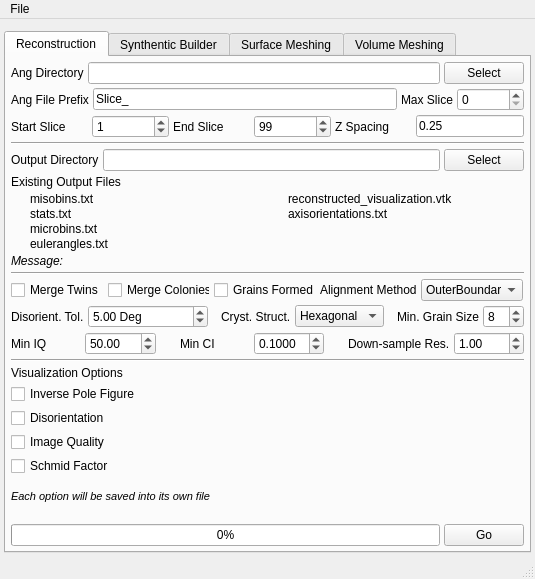
BlueQuartzSoftware/DREAM3D, file Source/AIM/GUI/UI_Files/RepresentationUI.ui: the form before one commit.
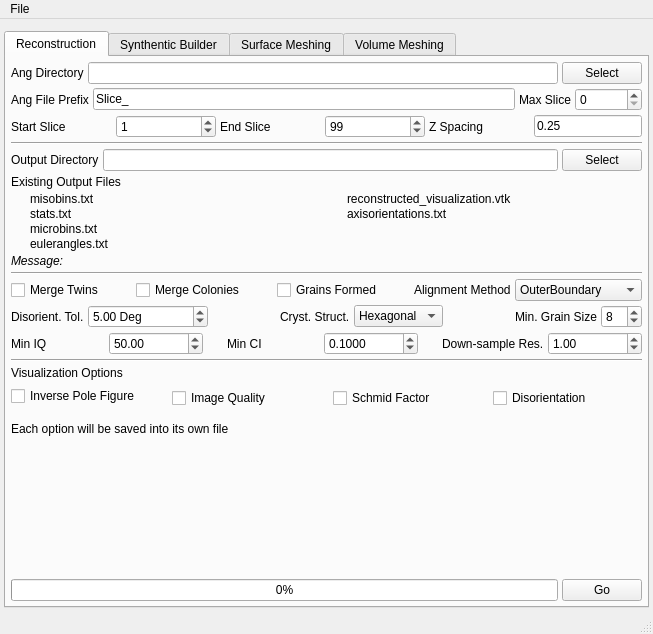
The form after the commit. Icons and pictures are not drawn.

Commit message: Initial working version of the HDF5 Visualization file writer which writes a Vtk Unstructured grid to an HDF5 file. Also fixed the file writing of the 'alignment.txt' file which is now named 'Reconstruction_Alignment.txt' and placed in the 'Reconstruction' output directory.

Patch:
```diff
--- a/Source/AIM/GUI/UI_Files/RepresentationUI.ui
+++ b/Source/AIM/GUI/UI_Files/RepresentationUI.ui
@@ -6,8 +6,8 @@
    <rect>
     <x>0</x>
     <y>0</y>
-    <width>535</width>
-    <height>579</height>
+    <width>653</width>
+    <height>634</height>
    </rect>
   </property>
   <property name="windowTitle">
@@ -677,9 +677,6 @@
         </item>
         <item>
          <layout class="QVBoxLayout" name="verticalLayout_5">
-          <property name="margin">
-           <number>0</number>
-          </property>
           <item>
            <widget class="QLabel" name="label_29">
             <property name="text">
@@ -688,60 +685,50 @@
            </widget>
           </item>
           <item>
-           <layout class="QFormLayout" name="formLayout_10">
-            <property name="fieldGrowthPolicy">
-             <enum>QFormLayout::FieldsStayAtSizeHint</enum>
-            </property>
-            <property name="labelAlignment">
-             <set>Qt::AlignCenter</set>
-            </property>
-            <property name="horizontalSpacing">
-             <number>12</number>
-            </property>
-            <property name="verticalSpacing">
-             <number>4</number>
-            </property>
+           <layout class="QGridLayout" name="gridLayout_19">
             <property name="bottomMargin">
              <number>10</number>
             </property>
-            <item row="0" column="0">
+            <property name="horizontalSpacing">
+             <number>12</number>
+            </property>
+            <property name="verticalSpacing">
+             <number>4</number>
+            </property>
+            <item row="0" column="0" rowspan="2">
              <widget class="QCheckBox" name="IPFoutputoption">
               <property name="text">
                <string>Inverse Pole Figure</string>
               </property>
              </widget>
             </item>
-            <item row="1" column="0">
-             <widget class="QCheckBox" name="Disorientationoutputoption">
-              <property name="text">
-               <string>Disorientation</string>
-              </property>
-             </widget>
-            </item>
-            <item row="2" column="0">
+            <item row="1" column="1">
              <widget class="QCheckBox" name="ImageQualityoutputoption">
               <property name="text">
                <string>Image Quality</string>
               </property>
              </widget>
             </item>
-            <item row="3" column="0">
+            <item row="1" column="2">
              <widget class="QCheckBox" name="SchmidFactoroutputoption">
               <property name="text">
                <string>Schmid Factor</string>
               </property>
              </widget>
             </item>
+            <item row="1" column="3">
+             <widget class="QCheckBox" name="Disorientationoutputoption">
+              <property name="text">
+               <string>Disorientation</string>
+              </property>
+             </widget>
+            </item>
            </layout>
           </item>
           <item>
            <widget class="QLabel" name="label_32">
             <property name="text">
-             <string>&lt;!DOCTYPE HTML PUBLIC &quot;-//W3C//DTD HTML 4.0//EN&quot; &quot;http://www.w3.org/TR/REC-html40/strict.dtd&quot;&gt;
-&lt;html&gt;&lt;head&gt;&lt;meta name=&quot;qrichtext&quot; content=&quot;1&quot; /&gt;&lt;style type=&quot;text/css&quot;&gt;
-p, li { white-space: pre-wrap; }
-&lt;/style&gt;&lt;/head&gt;&lt;body style=&quot; font-family:'MS Shell Dlg 2'; font-size:8.25pt; font-weight:400; font-style:normal;&quot;&gt;
-&lt;p style=&quot; margin-top:0px; margin-bottom:0px; margin-left:0px; margin-right:0px; -qt-block-indent:0; text-indent:0px;&quot;&gt;&lt;span style=&quot; font-size:8pt; font-style:italic;&quot;&gt;Each option will be saved into its own file&lt;/span&gt;&lt;/p&gt;&lt;/body&gt;&lt;/html&gt;</string>
+             <string>Each option will be saved into its own file</string>
             </property>
            </widget>
           </item>
@@ -2071,8 +2058,8 @@
     <rect>
      <x>0</x>
      <y>0</y>
-     <width>535</width>
-     <height>18</height>
+     <width>653</width>
+     <height>22</height>
     </rect>
    </property>
    <widget class="QMenu" name="menuFile">
```
The commit also changes 16 other files.
